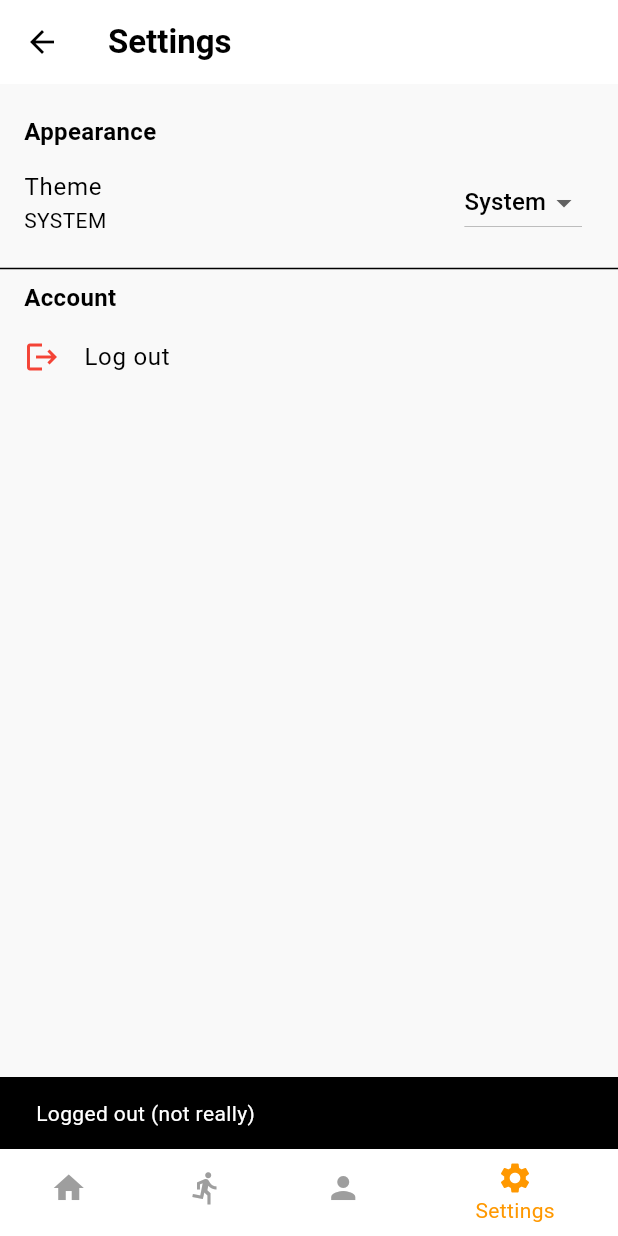
After one commit to Zivadinhoo/SyncRun, a Flutter app: the AthleteMainScreen screen opened by its route, item 4 of the bottom bar chosen, after a tap on "Log out", on a phone screen of 412 x 824 dp. The commit adds this screen. Run offline on Flutter 3.47's test engine with Material 3 defaults, Android fonts, the phone set to English and light mode, and no system bars; our stand-ins replace fl_chart, flutter_riverpod, flutter_secure_storage, shared_preferences; accounts and stored records are empty; network calls fail.

Commit message:
Added dark theme for the app

```diff
--- a/flutter-mobile/lib/features/athlete/screens/athlete_main_screen.dart
+++ b/flutter-mobile/lib/features/athlete/screens/athlete_main_screen.dart
@@ -1,6 +1,7 @@
 import 'package:flutter/material.dart';
 import 'package:flutter_riverpod/flutter_riverpod.dart';
 import 'package:frontend/features/athlete/providers/assigned_plans_provider.dart';
+import 'package:frontend/features/common/screens/settings_screen.dart';
 import 'athlete_dashboard_screen.dart';
 
 class AthleteMainScreen extends ConsumerStatefulWidget {
@@ -19,6 +20,7 @@ class _AthleteMainScreenState
     const AthleteDashboardScreen(), // Home
     Center(child: Text("Activity Log")), // Placeholder
     Center(child: Text("Profile Settings")), // Placeholder
+    const SettingsScreen(),
   ];
 
   void _onTabTapped(int index) {
@@ -56,6 +58,10 @@ class _AthleteMainScreenState
             icon: Icon(Icons.person),
             label: 'Profile',
           ),
+          BottomNavigationBarItem(
+            icon: Icon(Icons.settings),
+            label: 'Settings',
+          ),
         ],
       ),
     );
--- /dev/null
+++ b/flutter-mobile/lib/features/common/screens/settings_screen.dart
@@ -0,0 +1,85 @@
+import 'package:flutter/material.dart';
+import 'package:flutter_riverpod/flutter_riverpod.dart';
+
+/// Global provider for theme mode
+final themeModeProvider = StateProvider<ThemeMode>(
+  (ref) => ThemeMode.system,
+);
+
+class SettingsScreen extends ConsumerWidget {
+  const SettingsScreen({super.key});
+
+  @override
+  Widget build(BuildContext context, WidgetRef ref) {
+    final themeMode = ref.watch(themeModeProvider);
+
+    return Scaffold(
+      appBar: AppBar(title: const Text('Settings')),
+      body: ListView(
+        children: [
+          const SizedBox(height: 20),
+          const Padding(
+            padding: EdgeInsets.symmetric(horizontal: 16.0),
+            child: Text(
+              'Appearance',
+              style: TextStyle(
+                fontSize: 16,
+                fontWeight: FontWeight.bold,
+              ),
+            ),
+          ),
+          ListTile(
+            title: const Text('Theme'),
+            subtitle: Text(themeMode.name.toUpperCase()),
+            trailing: DropdownButton<ThemeMode>(
+              value: themeMode,
+              onChanged: (mode) {
+                if (mode != null) {
+                  ref
+                      .read(themeModeProvider.notifier)
+                      .state = mode;
+                }
+              },
+              items:
+                  ThemeMode.values.map((mode) {
+                    return DropdownMenuItem(
+                      value: mode,
+                      child: Text(
+                        mode.name[0].toUpperCase() +
+                            mode.name.substring(1),
+                      ),
+                    );
+                  }).toList(),
+            ),
+          ),
+          const Divider(),
+          const Padding(
+            padding: EdgeInsets.symmetric(horizontal: 16.0),
+            child: Text(
+              'Account',
+              style: TextStyle(
+                fontSize: 16,
+                fontWeight: FontWeight.bold,
+              ),
+            ),
+          ),
+          ListTile(
+            leading: const Icon(
+              Icons.logout,
+              color: Colors.red,
+            ),
+            title: const Text('Log out'),
+            onTap: () {
+              // TODO: Implement real logout logic
+              ScaffoldMessenger.of(context).showSnackBar(
+                const SnackBar(
+                  content: Text('Logged out (not really)'),
+                ),
+              );
+            },
+          ),
+        ],
+      ),
+    );
+  }
+}
```
Also changed, not shown: flutter-mobile/lib/features/athlete/screens/athlete_dashboard_screen.dart (+58 -41 lines), flutter-mobile/lib/features/athlete/screens/training_day_screen.dart (+141 -99 lines), flutter-mobile/lib/features/athlete/widgets/training_day_card.dart (+32 -16 lines), flutter-mobile/lib/main.dart (+30 -3 lines).
